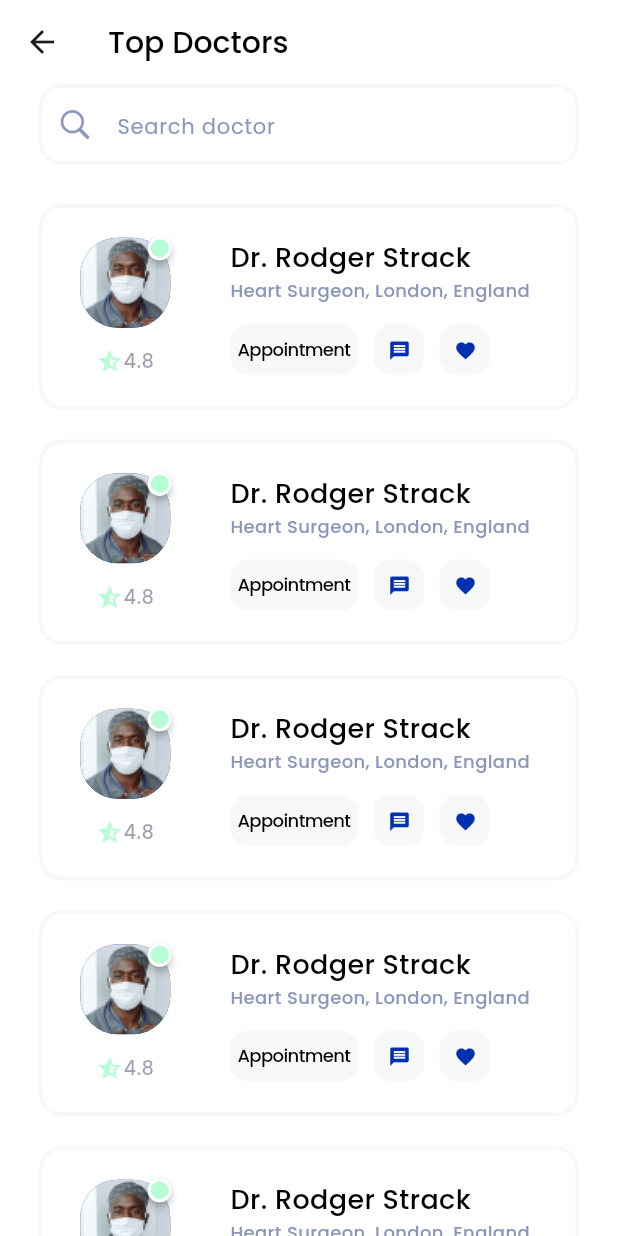
After one commit to MirjalolAbdunazarov23/FlutterBeshinchiModulAppUI, a Flutter app: the DoctorListView screen opened by its route, on a phone screen of 412 x 824 dp. The commit adds this screen. Run offline on Flutter 3.47's test engine with Material 2 defaults, Android fonts, the phone set to English and light mode, and no system bars; drawn by our look-alikes of badges, flutter_slidable; our stand-ins replace flutter_rating_bar, flutter_staggered_animations, google_fonts.

Commit message:
Hatolar tuzatildi

```diff
--- /dev/null
+++ b/lib/Model/Doctor_tile_model.dart
@@ -0,0 +1,32 @@
+
+class DoctorTileModel {
+  final String name;
+  final String profession;
+  final String image;
+  final num rating;
+  final bool isFavourite;
+  final bool isOnline;
+
+  const DoctorTileModel(
+      {required this.image,
+      required this.isOnline,
+      required this.isFavourite,
+      required this.name,
+      required this.profession,
+      required this.rating});
+
+  DoctorTileModel copyWith(
+          {String? image,
+          bool? isOnline,
+          bool? isFavourite,
+          String? name,
+          String? profession,
+          num? rating}) =>
+      DoctorTileModel(
+          image: image ?? this.image,
+          isOnline: isOnline ?? this.isOnline,
+          isFavourite: isFavourite ?? this.isFavourite,
+          name: name ?? this.name,
+          profession: profession ?? this.profession,
+          rating: rating ?? this.rating);
+}
--- /dev/null
+++ b/lib/Page/DarsTort_DotorPage/Doctor_page_view.dart
@@ -0,0 +1,398 @@
+import 'package:flutter/cupertino.dart';
+import 'package:flutter/material.dart';
+import 'package:badges/badges.dart' as badge;
+import 'package:flutter/src/widgets/framework.dart';
+import 'package:flutter/src/widgets/placeholder.dart';
+import 'package:flutter_modul_besh/Model/Doctor_tile_model.dart';
+import 'package:flutter_modul_besh/Page/DarsTort_DotorPage/doctorPage.dart';
+import 'package:flutter_modul_besh/Utils/constants/AppColors.dart';
+import 'package:flutter_modul_besh/Utils/constants/constant.dart';
+import 'package:flutter_rating_bar/flutter_rating_bar.dart';
+import 'package:flutter_slidable/flutter_slidable.dart';
+import 'package:flutter_staggered_animations/flutter_staggered_animations.dart';
+
+class DoctorListView extends StatefulWidget {
+  const DoctorListView({super.key});
+
+  @override
+  State<DoctorListView> createState() => _DoctorListViewState();
+}
+
+class _DoctorListViewState extends State<DoctorListView> {
+  final List<DoctorTileModel?> _listDoctorTile = [
+    const DoctorTileModel(
+        image: AppImage.doctor,
+        isOnline: true,
+        isFavourite: true,
+        name: 'Dr. Rodger Strack',
+        profession: 'Heart Surgeon, London, England',
+        rating: 4.8),
+    const DoctorTileModel(
+        image: AppImage.doctor,
+        isOnline: true,
+        isFavourite: true,
+        name: 'Dr. Rodger Strack',
+        profession: 'Heart Surgeon, London, England',
+        rating: 4.8),
+    const DoctorTileModel(
+        image: AppImage.doctor,
+        isOnline: true,
+        isFavourite: true,
+        name: 'Dr. Rodger Strack',
+        profession: 'Heart Surgeon, London, England',
+        rating: 4.8),
+    const DoctorTileModel(
+        image: AppImage.doctor,
+        isOnline: true,
+        isFavourite: true,
+        name: 'Dr. Rodger Strack',
+        profession: 'Heart Surgeon, London, England',
+        rating: 4.8),
+    const DoctorTileModel(
+        image: AppImage.doctor,
+        isOnline: true,
+        isFavourite: true,
+        name: 'Dr. Rodger Strack',
+        profession: 'Heart Surgeon, London, England',
+        rating: 4.8),
+  ];
+
+  final ScrollController _scrollController = ScrollController();
+  double _searchPasition = 0;
+
+  @override
+  void initState() {
+    _scrollController.addListener(listenScroll);
+    super.initState();
+  }
+
+  listenScroll() {
+    if (_scrollController.position.pixels > 20) {
+      _searchPasition = -100;
+      setState(() {});
+    } else {
+      _searchPasition = 0;
+      setState(() {});
+    }
+  }
+
+  @override
+  void dispose() {
+    _scrollController.dispose();
+    super.dispose();
+  }
+
+  void showInfoDialog(DoctorTileModel doctor, int index) {
+    double rating = 0;
+    showCupertinoDialog(
+        context: context,
+        builder: (context) => CupertinoAlertDialog(
+              title: const Text('Rate'),
+              content: Center(
+                child: RatingBar.builder(
+                    initialRating: doctor.rating.toDouble(),
+                    minRating: 1,
+                    wrapAlignment: WrapAlignment.center,
+                    direction: Axis.horizontal,
+                    itemCount: 5,
+                    itemSize: 30,
+                    itemPadding: const EdgeInsets.symmetric(horizontal: 4.0),
+                    itemBuilder: (context, _) => const Icon(
+                          Icons.star,
+                          color: rang.badgeColor,
+                        ),
+                    onRatingUpdate: (newRating) {
+                      debugPrint('$rating');
+                      rating = newRating;
+                    }),
+              ),
+              actions: [
+                CupertinoDialogAction(
+                    isDefaultAction: true,
+                    onPressed: () {
+                      if (Navigator.canPop(context)) {
+                        DoctorTileModel Doctor =
+                            _listDoctorTile[index]!.copyWith(rating: rating);
+                        _listDoctorTile.removeAt(index);
+                        _listDoctorTile.insert(index, Doctor);
+                        setState(() {});
+                        Navigator.of(context).pop();
+                      }
+                    },
+                    child: const Text('save'))
+              ],
+            ),
+        barrierDismissible: true);
+  }
+
+  @override
+  Widget build(BuildContext context) {
+    return Scaffold(
+      backgroundColor: Colors.white,
+      appBar: AppBar(
+        elevation: 0,
+        title: const AppTextWidget('Top Doctors'),
+        backgroundColor: Colors.transparent,
+      ),
+      body: SafeArea(
+          child: Stack(
+        children: [
+          //*------------Body
+          AnimationLimiter(
+            child: ListView.separated(
+                shrinkWrap: true,
+                padding: const EdgeInsets.only(top: 80),
+                physics: const ClampingScrollPhysics(),
+                itemBuilder: (context, index) {
+                  final DoctorTileModel? doctorTileModel =
+                      _listDoctorTile[index];
+                  return AnimationConfiguration.staggeredList(
+                    position: index,
+                    duration: const Duration(milliseconds: 600),
+                    child: Padding(
+                      padding: const EdgeInsets.symmetric(horizontal: 26),
+                      child: Slidable(
+                        key: ValueKey<int>(index),
+                        endActionPane: ActionPane(
+                          motion: const DrawerMotion(),
+                          children: [
+                            SlidableAction(
+                                onPressed: (context) {
+                                  showInfoDialog(doctorTileModel!, index);
+                                },
+                                backgroundColor: rang.badgeColor,
+                                foregroundColor: Colors.white,
+                                borderRadius: BorderRadius.circular(15),
+                                icon: Icons.star,
+                                label: 'Rate')
+                          ],
+                        ),
+                        child: _CustomDoctorTile(
+                          doctorTileModel: doctorTileModel,
+                          onTab: () {},
+                        ),
+                      ),
+                    ),
+                  );
+                },
+                separatorBuilder: (context, index) => const SizedBox(
+                      height: 20,
+                    ),
+                itemCount: _listDoctorTile.length),
+          ),
+
+          //*---------Search Field
+          AnimatedPositioned(
+            top: _searchPasition,
+            left: 0,
+            right: 0,
+            duration: const Duration(milliseconds: 600),
+            curve: Curves.easeIn,
+            child: Padding(
+              padding: const EdgeInsets.symmetric(horizontal: 26),
+              child: SizedBox(
+                height: 54,
+                width: double.infinity,
+                child: TextField(
+                  decoration: InputDecoration(
+                    filled: true,
+                    fillColor: Colors.white,
+                    prefixIcon: const Icon(CupertinoIcons.search),
+                    hintText: 'Search doctor',
+                    hintStyle: AppTextStyles.mediumText.copyWith(
+                        fontSize: 14,
+                        fontWeight: FontWeight.w400,
+                        height: 1.5,
+                        color: const Color(0xff8a96bc)),
+                    prefixIconColor: const Color(0xff8a96bc),
+                    border: OutlineInputBorder(
+                        borderRadius: BorderRadius.circular(15),
+                        borderSide: const BorderSide(
+                            width: 2.5, color: Color(0xffF7F8F8))),
+                    enabledBorder: OutlineInputBorder(
+                        borderRadius: BorderRadius.circular(15),
+                        borderSide: const BorderSide(
+                            width: 2.5, color: Color(0xffF7F8F8))),
+                    errorBorder: OutlineInputBorder(
+                        borderRadius: BorderRadius.circular(15),
+                        borderSide: const BorderSide(
+                            width: 2.5, color: Color(0xffF7F8F8))),
+                    focusedBorder: OutlineInputBorder(
+                        borderRadius: BorderRadius.circular(15),
+                        borderSide: const BorderSide(
+                            width: 2.5, color: Color(0xffF7F8F8))),
+                    disabledBorder: OutlineInputBorder(
+                        borderRadius: BorderRadius.circular(15),
+                        borderSide: const BorderSide(
+                            width: 2.5, color: Color(0xffF7F8F8))),
+                    focusedErrorBorder: OutlineInputBorder(
+                        borderRadius: BorderRadius.circular(15),
+                        borderSide: const BorderSide(
+                            width: 2.5, color: Color(0xffF7F8F8))),
+                  ),
+                ),
+              ),
+            ),
+          ),
+          const SizedBox(height: 20),
+        ],
+      )),
+    );
+  }
+}
+
+class _CustomDoctorTile extends StatelessWidget {
+  final DoctorTileModel? doctorTileModel;
+  final VoidCallback onTab;
+  const _CustomDoctorTile(
+      {super.key, required this.doctorTileModel, required this.onTab});
+
+  @override
+  Widget build(BuildContext context) {
+    return Card(
+      elevation: 0,
+      margin: EdgeInsets.zero,
+      color: Colors.transparent,
+      child: Container(
+        padding: const EdgeInsets.all(20),
+        decoration: BoxDecoration(
+          border: Border.all(
+            width: 2.5,
+            color: const Color(0xffF7F8F8),
+          ),
+          borderRadius: BorderRadius.circular(15),
+        ),
+        child: Row(
+          children: [
+            Expanded(
+                flex: 2,
+                child: Column(
+                  mainAxisAlignment: MainAxisAlignment.spaceBetween,
+                  children: [
+                    badge.Badge(
+                      position: badge.BadgePosition.topEnd(end: -1, top: -1),
+                      badgeStyle: badge.BadgeStyle(
+                          badgeColor: doctorTileModel!.isOnline
+                              ? rang.badgeColor
+                              : Colors.red,
+                          padding: const EdgeInsets.all(8),
+                          borderSide:
+                              const BorderSide(width: 2, color: Colors.white)),
+                      child: Container(
+                        width: 60,
+                        height: 60,
+                        decoration: BoxDecoration(
+                            borderRadius: BorderRadius.circular(25),
+                            color: rang.kokrang,
+                            image: DecorationImage(
+                                image: AssetImage(doctorTileModel!.image))),
+                      ),
+                    ),
+                    const SizedBox(
+                      height: 13,
+                    ),
+                    Row(
+                      mainAxisAlignment: MainAxisAlignment.center,
+                      children: [
+                        const Icon(
+                          Icons.star_half,
+                          size: 18,
+                          color: rang.badgeColor,
+                        ),
+                        Text(
+                          doctorTileModel!.rating.toString(),
+                          style: AppTextStyles.mediumText.copyWith(
+                              fontSize: 13,
+                              fontWeight: FontWeight.w500,
+                              color: const Color(0x66080C2F)),
+                        )
+                      ],
+                    )
+                  ],
+                )),
+            const Spacer(
+              flex: 1,
+            ),
+            Expanded(
+                flex: 6,
+                child: Column(
+                  crossAxisAlignment: CrossAxisAlignment.start,
+                  children: [
+                    Text(
+                      doctorTileModel!.name,
+                      style: AppTextStyles.mediumText
+                          .copyWith(fontSize: 18, fontWeight: FontWeight.w500),
+                    ),
+                    Text(
+                      doctorTileModel!.profession,
+                      style: AppTextStyles.mediumText.copyWith(
+                          color: const Color(0xff8a96bc),
+                          fontSize: 12,
+                          fontWeight: FontWeight.w500),
+                    ),
+                    const SizedBox(
+                      height: 14,
+                    ),
+                    Row(
+                      children: [
+                        SizedBox(
+                          height: 34,
+                          child: CupertinoButton(
+                            padding: const EdgeInsets.only(left: 5, right: 5),
+                            onPressed: () {},
+                            color: const Color(0xffF7F8F8),
+                            child: Text(
+                              'Appointment',
+                              style: AppTextStyles.mediumText.copyWith(
+                                  fontSize: 12,
+                                  fontWeight: FontWeight.w500,
+                                  color: Colors.black),
+                            ),
+                          ),
+                        ),
+                        const SizedBox(
+                          width: 10,
+                        ),
+                        SizedBox(
+                          height: 34,
+                          width: 34,
+                          child: CupertinoButton(
+                            padding: const EdgeInsets.all(10),
+                            onPressed: () {},
+                            color: const Color(0xffF7F8F8),
+                            child: const Icon(
+                              Icons.message,
+                              color: rang.kokrang,
+                              size: 15,
+                            ),
+                          ),
+                        ),
+                        const SizedBox(
+                          width: 10,
+                        ),
+                        SizedBox(
+                          height: 34,
+                          width: 34,
+                          child: CupertinoButton(
+                            padding: const EdgeInsets.all(10),
+                            onPressed: () {},
+                            color: const Color(0xffF7F8F8),
+                            child: Icon(
+                              Icons.favorite,
+                              color: doctorTileModel!.isFavourite
+                                  ? rang.kokrang
+                                  : Colors.grey,
+                              size: 15,
+                            ),
+                          ),
+                        ),
+                      ],
+                    )
+                  ],
+                )),
+          ],
+        ),
+      ),
+    );
+  }
+}
--- /dev/null
+++ b/lib/Page/DarsTort_DotorPage/doctorPage.dart
@@ -0,0 +1,16 @@
+import 'package:flutter/material.dart';
+
+import '../../Utils/constants/constant.dart';
+
+class AppTextWidget extends StatelessWidget {
+  final String text;
+  const AppTextWidget(this.text, {super.key});
+
+  @override
+  Widget build(BuildContext context) {
+    return Text(
+      text,
+      style: AppTextStyles.mediumText.copyWith(fontSize: 20),
+    );
+  }
+}
--- a/lib/Page/HomePage/homePage.dart
+++ b/lib/Page/HomePage/homePage.dart
@@ -13,36 +13,9 @@ class HomePage extends StatefulWidget {
 }
 
 class _HomePageState extends State<HomePage> {
-  Future<bool> _ShowOurDialog() async {
-    return await ShowOurDialog<bool>(
-            context: context,
-            barrierDismissable: true,
-            builder: (context) => AlertDialog(
-                  title: Text('hello'),
-                  content: Text('chiqish'),
-                  actions: [
-                    TextButton(
-                        onPressed: () {
-                          Navigator.of(context).pop(true);
-                        },
-                        child: Text('ha')),
-                    TextButton(
-                        onPressed: () {
-                          Navigator.of(context).pop(false);
-                        },
-                        child: Text('yo'))
-                  ],
-                )) ??
-        false;
-  }
-
   @override
   Widget build(BuildContext context) {
-    return WillPopScope(
-      onWillPop: () {
-        return _ShowOurDialog();
-      },
-      child: Scaffold(
+    return Scaffold(
       appBar: AppBar(
         title: const Text('HomePage'),
         centerTitle: true,
@@ -59,11 +32,11 @@ class _HomePageState extends State<HomePage> {
               homePageMenu(context, '/loginPage', 'LoginPage'),
               homePageMenu(context, '/registerlogin', 'Login Page Home'),
               homePageMenu(context, '/appleshopui', 'Apple Shop UI'),
+              homePageMenu(context, '/doctorpage', 'Doctor Page'),
             ],
           ),
         ),
       ]),
-      ),
     );
   }
 }
--- a/lib/Utils/constants/AppColors.dart
+++ b/lib/Utils/constants/AppColors.dart
@@ -3,4 +3,5 @@ import 'package:flutter/material.dart';
 class rang {
   static const kokrang = Color(0xff0131AF);
   static const qorarang = Color(0xff141414);
+  static const badgeColor = Color(0xffb6fcd5);
 }
--- /dev/null
+++ b/lib/Utils/constants/constant.dart
@@ -0,0 +1,28 @@
+import 'dart:ui';
+
+import 'package:flutter/material.dart';
+import 'package:google_fonts/google_fonts.dart';
+
+class AppTextStyles {
+  static TextStyle get mediumText {
+    return GoogleFonts.poppins(
+        fontSize: 18, fontWeight: FontWeight.w500, color: Colors.black);
+  }
+
+  static TextStyle mediumTextCoco() {
+    return const TextStyle(
+        fontFamily: 'Coco',
+        fontSize: 18,
+        fontWeight: FontWeight.w500,
+        color: Colors.black);
+  }
+}
+
+class AppImage {
+  static const String _asos = 'assets/image/DoctorPage/';
+  static const String doctor = '${_asos}Doctor1.png';
+  static const String doctor1 = '${_asos}Doctor.png';
+  static const String doctor2 = '${_asos}Doctor2.png';
+  static const String doctor3 = '${_asos}Doctor3.png';
+  static const String doctor4 = '${_asos}Doctor4.png';
+}
--- a/lib/Utils/routes/RoutePage.dart
+++ b/lib/Utils/routes/RoutePage.dart
@@ -9,7 +9,9 @@ enum RoutePage {
   walletPage('/loginPage'),
   registerPage('/registerlogin'),
   appleShopUI('/appleshopui'),
-  trashPage('/trashpage');
+  trashPage('/trashpage'),
+  doctorPage('/doctorpage');
+
   final String routeName;
   const RoutePage(this.routeName);
 }
--- a/lib/main.dart
+++ b/lib/main.dart
@@ -1,5 +1,6 @@
 import 'package:flutter/material.dart';
 import 'package:flutter_modul_besh/Page/AnimationPage/animationPage1.dart';
+import 'package:flutter_modul_besh/Page/DarsTort_DotorPage/Doctor_page_view.dart';
 import 'package:flutter_modul_besh/Page/MyWallet/LoginPage.dart';
 import 'package:flutter_modul_besh/Page/UyIshi/DarsUch/AppleShopUI.dart';
 import 'package:flutter_modul_besh/Page/UyIshi/DarsUch/TrashPage.dart';
@@ -9,12 +10,10 @@ import 'package:flutter_modul_besh/Page/UyIshi/RecruiteClimbHeigher/ClimbHeigher
 import 'package:flutter_modul_besh/Page/UyIshi/RecruiteClimbHeigher/Climbheigher2.dart';
 import 'package:flutter_modul_besh/Page/UyIshi/RegisterHomework/loginPage.dart';
 import 'package:flutter_modul_besh/Utils/routes/RoutePage.dart';
-
 import 'Page/AnimationPage/animationPage2.dart';
 import 'Page/HomePage/homePage.dart';
 
 void main() {
-  WidgetsFlutterBinding.ensureInitialized();
   runApp(const MyApp());
 }
 
@@ -42,6 +41,7 @@ class MyApp extends StatelessWidget {
         RoutePage.registerPage.routeName: (context) => const LoginPageHome(),
         RoutePage.appleShopUI.routeName: (context) => const AppleShopUI(),
         RoutePage.trashPage.routeName: (context) => const TrashPage(),
+        RoutePage.doctorPage.routeName: (context) => const DoctorListView(),
       },
       initialRoute: RoutePage.homePage.routeName,
     );
```
Also changed, not shown: pubspec.yaml (+7 -13 lines), assets/image/DoctorPage/Doctor.png (added), assets/image/DoctorPage/Doctor1.png (added), assets/image/DoctorPage/Doctor2.png (added), assets/image/DoctorPage/Doctor3.png (added), assets/image/DoctorPage/Doctor4.png (added), pubspec.lock. Lines whose indentation alone changed are shown as unchanged.
